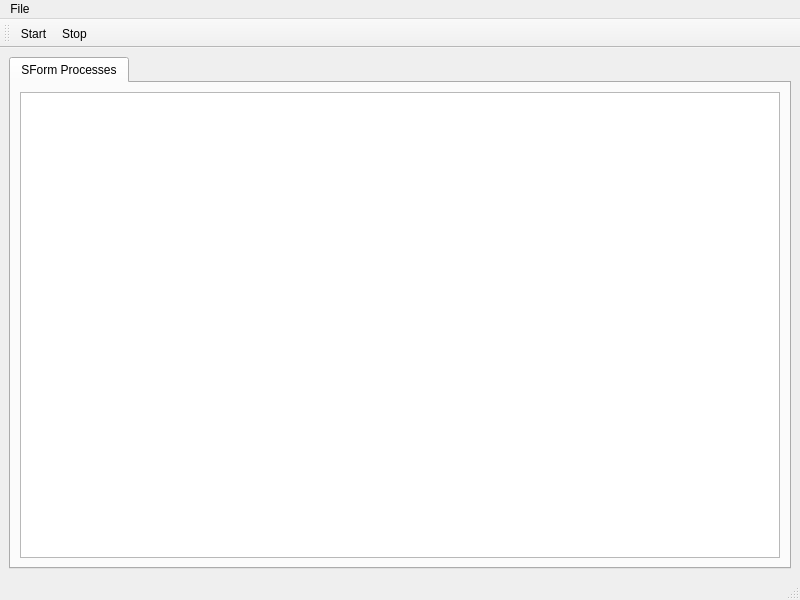
This is control/control.ui in manyoso/sformsv1 as Qt 5 draws it before an edit. The edited form follows.
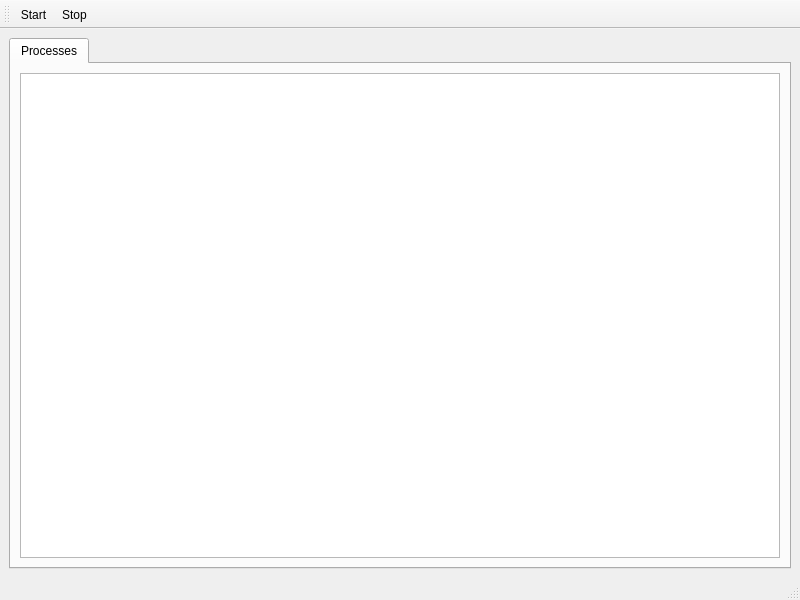
This is the edited form.

Commit message: * Setup a process model and view for the control center

```diff
--- a/control/control.ui
+++ b/control/control.ui
@@ -34,11 +34,11 @@
         </rect>
        </property>
        <attribute name="title" >
-        <string>SForm Processes</string>
+        <string>Processes</string>
        </attribute>
        <layout class="QHBoxLayout" name="horizontalLayout_2" >
         <item>
-         <widget class="QListView" name="_sformProcessesListView" />
+         <widget class="QTableView" name="processesTableView" />
         </item>
        </layout>
       </widget>
@@ -55,14 +55,6 @@
      <height>27</height>
     </rect>
    </property>
-   <widget class="QMenu" name="menuFile" >
-    <property name="title" >
-     <string>File</string>
-    </property>
-    <addaction name="actionStart" />
-    <addaction name="actionStop" />
-   </widget>
-   <addaction name="menuFile" />
   </widget>
   <widget class="QStatusBar" name="statusbar" >
    <property name="geometry" >
```
Left out of the diff: 2 changed lines with no effect on the pictures. The commit also changes 2 other files.
